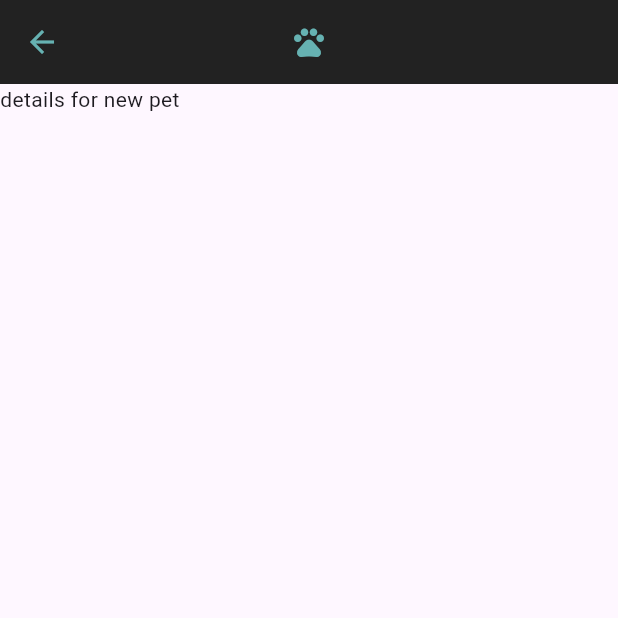
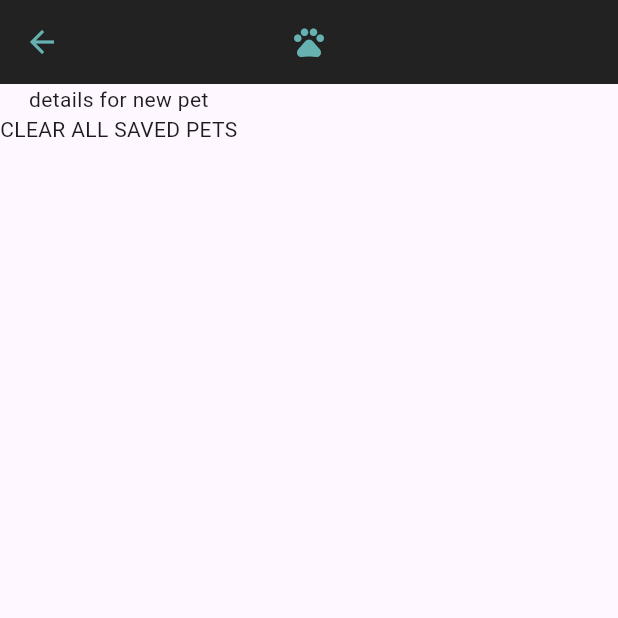
Before and after one commit to xyluphobia/PetProfileApp, a Flutter app: the PetDetailsView screen opened directly, on a phone screen of 412 x 824 dp, the top half of it. Run offline on Flutter 3.47's test engine with Material 3 defaults, Android fonts, the phone set to English and light mode, and no system bars.

Commit message:
Added clear pet list button for ease of development.

```diff
--- a/lib/pet_details_view.dart
+++ b/lib/pet_details_view.dart
@@ -47,12 +47,23 @@ class _PetDetailsViewState extends State<PetDetailsView> {
           centerTitle: true,
           title: const Icon(Icons.pets_sharp, color: Color(0xFF66b2b2),),
           ),
-      body: GestureDetector(
-        onTap: () {
-          addOrEditPetData();
-        },
-        child: Text('details for ${newPet ? "new pet" : widget.pet.name}'),
-        ),
+      body: Column(
+        children: [
+          GestureDetector(
+            onTap: () {
+              addOrEditPetData();
+            },
+            child: Text('details for ${newPet ? "new pet" : widget.pet.name}')
+          ),
+
+          GestureDetector(
+            onTap: () {
+              context.read<FileController>().clearPetDetailsJson();
+            },
+            child: const Text('CLEAR ALL SAVED PETS'),
+          ),
+        ],
+      ),
     );
   }
 }
```
Also changed, not shown: lib/file_controller.dart (+5 -14 lines).
